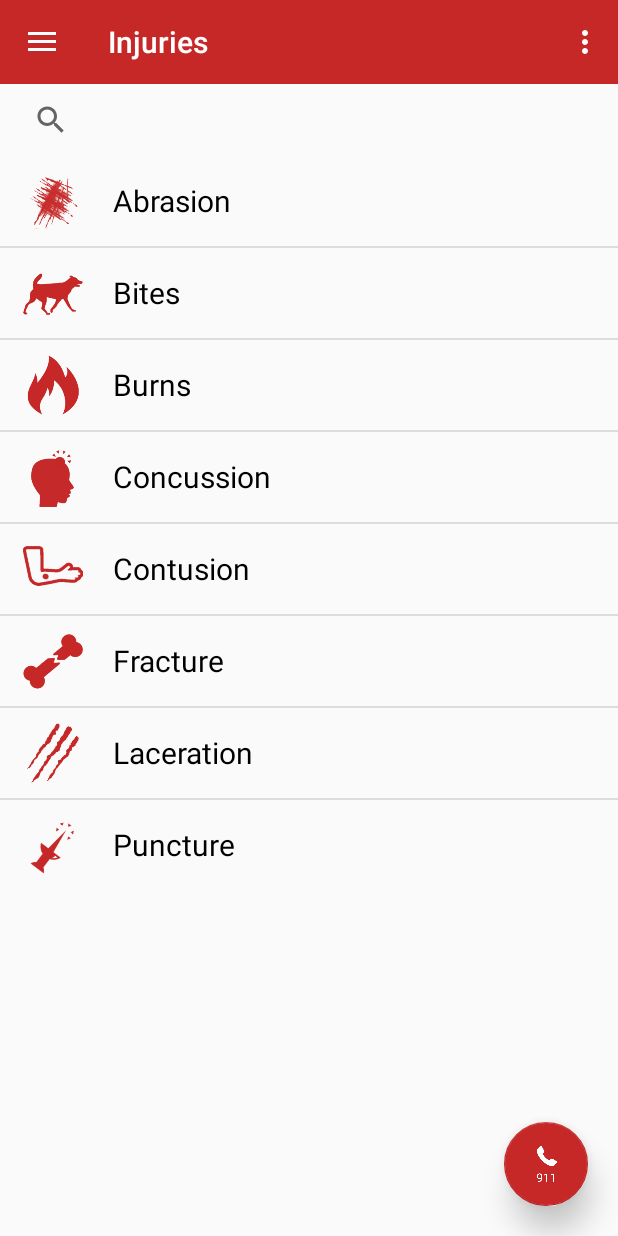
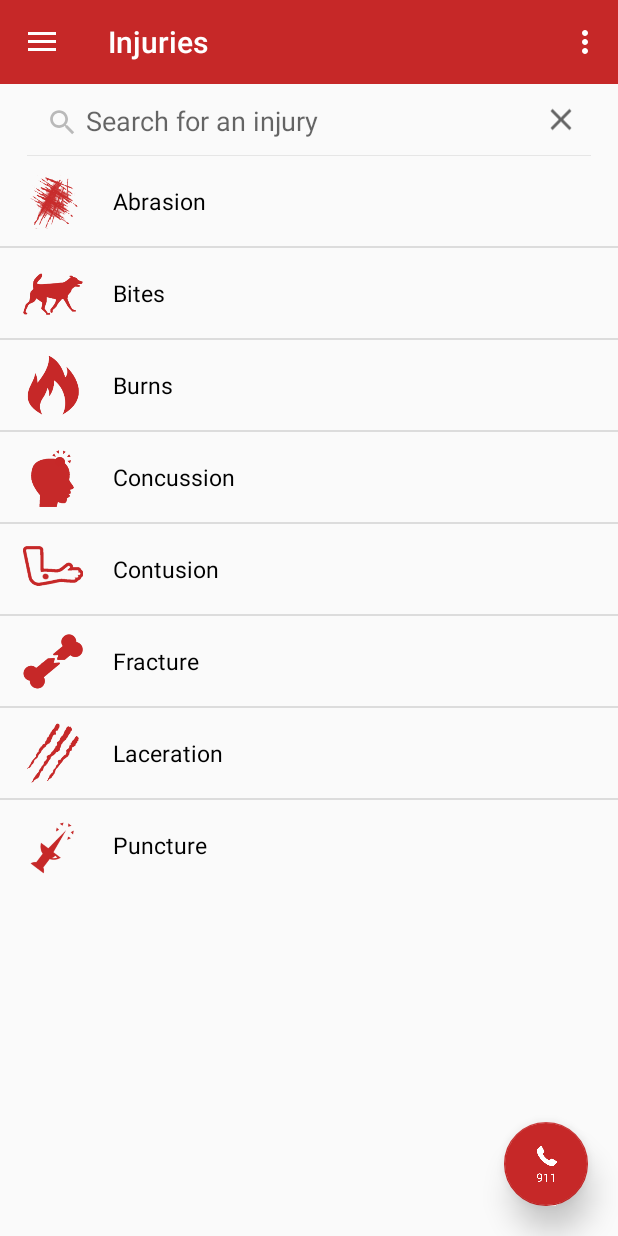
Before and after one commit to aguilarjonas/pocketaid, an Android app: the screen it shows after launch (MainActivity), on a phone screen of 412 x 824 dp. Run offline under Robolectric (Android 15) with nearby library versions, the phone set to English and light mode, and no system bars.

Commit message:
changed searchview

```diff
--- a/app/src/main/java/com/example/jonas/pocketaid/Fragments/InjuriesFragment.java
+++ b/app/src/main/java/com/example/jonas/pocketaid/Fragments/InjuriesFragment.java
@@ -5,6 +5,7 @@ import android.os.Bundle;
 import android.support.v4.app.Fragment;
 import android.support.v4.app.FragmentTransaction;
 import android.support.v7.widget.SearchView;
+import android.text.TextUtils;
 import android.view.LayoutInflater;
 import android.view.View;
 import android.view.ViewGroup;
@@ -13,7 +14,6 @@ import android.widget.ListView;
 import com.example.jonas.pocketaid.Adapters.Injury;
 import com.example.jonas.pocketaid.Adapters.InjuryListAdapter;
 import com.example.jonas.pocketaid.Adapters.InjuryTabLayout;
-import com.example.jonas.pocketaid.InjuriesFragments.InjuryInformationFragment;
 import com.example.jonas.pocketaid.MainActivity;
 import com.example.jonas.pocketaid.R;
 import java.util.ArrayList;
@@ -63,9 +63,13 @@ public class InjuriesFragment extends Fragment {
         // Inflate the layout for this fragment
         ((MainActivity)getActivity()).setActionBarTitle("Injuries");
         ViewGroup rootView = (ViewGroup) inflater.inflate(R.layout.fragment_injuries, container, false);
+        rootView.requestFocus();
 
         listView = (ListView) rootView.findViewById(R.id.injuries_listview);
         searchView = (SearchView) rootView.findViewById(R.id.injuries_search);
+        searchView.setQueryHint("Search for an injury");
+        searchView.setIconified(false);
+        searchView.clearFocus();
 
         listAdapter = new InjuryListAdapter(getActivity(), getInjuries());
         listView.setAdapter(listAdapter);
--- a/app/src/main/res/layout/fragment_injuries.xml
+++ b/app/src/main/res/layout/fragment_injuries.xml
@@ -2,6 +2,8 @@
     xmlns:tools="http://schemas.android.com/tools"
     android:layout_width="match_parent"
     android:layout_height="match_parent"
+    android:focusable="true"
+    android:focusableInTouchMode="true"
     tools:context=".Fragments.InjuriesFragment">
 
     <!-- TODO: Update blank fragment layout -->
--- a/app/src/main/res/layout/layout_injury_list.xml
+++ b/app/src/main/res/layout/layout_injury_list.xml
@@ -20,7 +20,7 @@
         android:layout_width="wrap_content"
         android:layout_height="wrap_content"
         android:text="Sample"
-        android:textSize="20sp"
+        android:textSize="15sp"
         android:textColor="@color/textColor"
         android:layout_marginLeft="10dp"
         android:layout_gravity="center_vertical"/>
```
